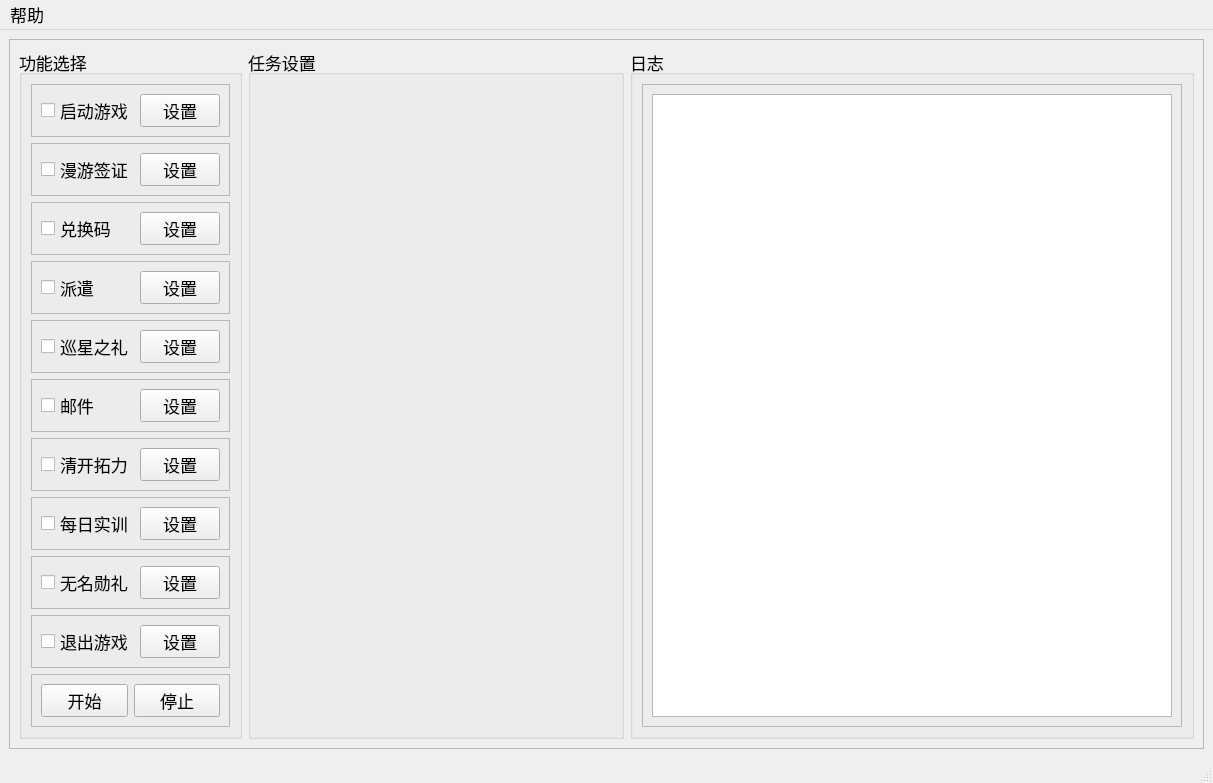
Above: res/ui/main.ui from Shasnow/StarRailAssistant before the change. Below: the same form after it.
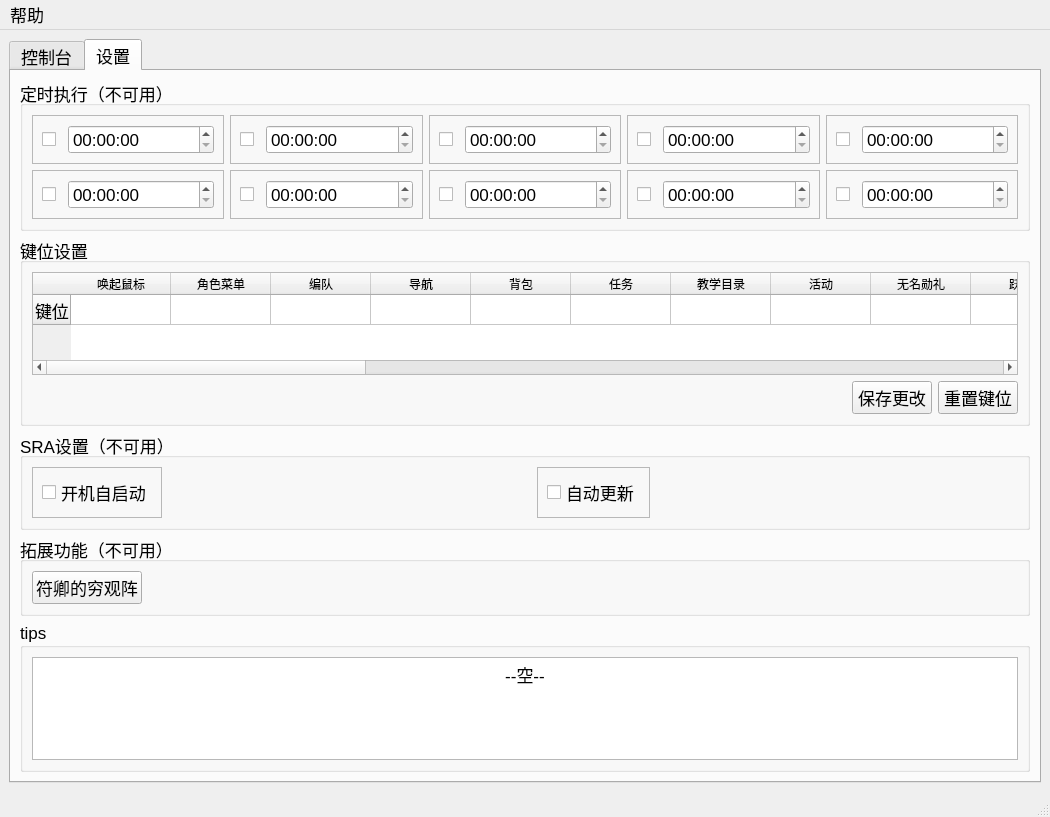
That is the form after the change. The open tabs and pages were chosen to show the change.

Commit message: 更新到v0.6.3 beta

What changed in the file:
```diff
--- a/res/ui/main.ui
+++ b/res/ui/main.ui
@@ -6,8 +6,8 @@
    <rect>
     <x>0</x>
     <y>0</y>
-    <width>1213</width>
-    <height>741</height>
+    <width>1050</width>
+    <height>787</height>
    </rect>
   </property>
   <property name="font">
@@ -21,13 +21,14 @@
   <widget class="QWidget" name="centralwidget">
    <layout class="QGridLayout" name="gridLayout">
     <item row="0" column="0">
-     <widget class="QFrame" name="frame_1">
-      <property name="frameShape">
-       <enum>QFrame::Shape::StyledPanel</enum>
+     <widget class="QTabWidget" name="tabWidget">
+      <property name="currentIndex">
+       <number>0</number>
       </property>
-      <property name="frameShadow">
-       <enum>QFrame::Shadow::Raised</enum>
-      </property>
+      <widget class="QWidget" name="tab">
+       <attribute name="title">
+        <string>控制台</string>
+       </attribute>
       <layout class="QHBoxLayout" name="horizontalLayout_11" stretch="1,2,3">
        <item>
         <widget class="QGroupBox" name="groupBox_1">
@@ -500,6 +501,720 @@
        </item>
       </layout>
      </widget>
+      <widget class="QWidget" name="tab_2">
+       <attribute name="title">
+        <string>设置</string>
+       </attribute>
+       <layout class="QVBoxLayout" name="verticalLayout_5">
+        <item>
+         <widget class="QGroupBox" name="groupBox">
+          <property name="title">
+           <string>定时执行（不可用）</string>
+          </property>
+          <layout class="QVBoxLayout" name="verticalLayout_4">
+           <item>
+            <layout class="QGridLayout" name="gridLayout_2">
+             <item row="2" column="0">
+              <widget class="QFrame" name="frame_timeset1">
+               <property name="frameShape">
+                <enum>QFrame::Shape::StyledPanel</enum>
+               </property>
+               <property name="frameShadow">
+                <enum>QFrame::Shadow::Raised</enum>
+               </property>
+               <layout class="QHBoxLayout" name="horizontalLayout_13" stretch="0,0">
+                <item>
+                 <widget class="QCheckBox" name="checkBox_t1">
+                  <property name="enabled">
+                   <bool>true</bool>
+                  </property>
+                  <property name="minimumSize">
+                   <size>
+                    <width>20</width>
+                    <height>20</height>
+                   </size>
+                  </property>
+                  <property name="maximumSize">
+                   <size>
+                    <width>20</width>
+                    <height>20</height>
+                   </size>
+                  </property>
+                  <property name="text">
+                   <string/>
+                  </property>
+                 </widget>
+                </item>
+                <item>
+                 <widget class="QTimeEdit" name="timeEdit_1"/>
+                </item>
+               </layout>
+              </widget>
+             </item>
+             <item row="3" column="4">
+              <widget class="QFrame" name="frame_timeset10">
+               <property name="frameShape">
+                <enum>QFrame::Shape::StyledPanel</enum>
+               </property>
+               <property name="frameShadow">
+                <enum>QFrame::Shadow::Raised</enum>
+               </property>
+               <layout class="QHBoxLayout" name="horizontalLayout_16">
+                <item>
+                 <widget class="QCheckBox" name="checkBox_t10">
+                  <property name="enabled">
+                   <bool>true</bool>
+                  </property>
+                  <property name="minimumSize">
+                   <size>
+                    <width>20</width>
+                    <height>20</height>
+                   </size>
+                  </property>
+                  <property name="maximumSize">
+                   <size>
+                    <width>20</width>
+                    <height>20</height>
+                   </size>
+                  </property>
+                  <property name="text">
+                   <string/>
+                  </property>
+                 </widget>
+                </item>
+                <item>
+                 <widget class="QTimeEdit" name="timeEdit_10"/>
+                </item>
+               </layout>
+              </widget>
+             </item>
+             <item row="2" column="2">
+              <widget class="QFrame" name="frame_timeset3">
+               <property name="frameShape">
+                <enum>QFrame::Shape::StyledPanel</enum>
+               </property>
+               <property name="frameShadow">
+                <enum>QFrame::Shadow::Raised</enum>
+               </property>
+               <layout class="QHBoxLayout" name="horizontalLayout_14">
+                <item>
+                 <widget class="QCheckBox" name="checkBox_t3">
+                  <property name="enabled">
+                   <bool>true</bool>
+                  </property>
+                  <property name="minimumSize">
+                   <size>
+                    <width>20</width>
+                    <height>20</height>
+                   </size>
+                  </property>
+                  <property name="maximumSize">
+                   <size>
+                    <width>20</width>
+                    <height>20</height>
+                   </size>
+                  </property>
+                  <property name="text">
+                   <string/>
+                  </property>
+                 </widget>
+                </item>
+                <item>
+                 <widget class="QTimeEdit" name="timeEdit_3"/>
+                </item>
+               </layout>
+              </widget>
+             </item>
+             <item row="2" column="1">
+              <widget class="QFrame" name="frame_timeset2">
+               <property name="frameShape">
+                <enum>QFrame::Shape::StyledPanel</enum>
+               </property>
+               <property name="frameShadow">
+                <enum>QFrame::Shadow::Raised</enum>
+               </property>
+               <layout class="QHBoxLayout" name="horizontalLayout_15">
+                <item>
+                 <widget class="QCheckBox" name="checkBox_t2">
+                  <property name="enabled">
+                   <bool>true</bool>
+                  </property>
+                  <property name="minimumSize">
+                   <size>
+                    <width>20</width>
+                    <height>20</height>
+                   </size>
+                  </property>
+                  <property name="maximumSize">
+                   <size>
+                    <width>20</width>
+                    <height>20</height>
+                   </size>
+                  </property>
+                  <property name="text">
+                   <string/>
+                  </property>
+                 </widget>
+                </item>
+                <item>
+                 <widget class="QTimeEdit" name="timeEdit_2"/>
+                </item>
+               </layout>
+              </widget>
+             </item>
+             <item row="3" column="3">
+              <widget class="QFrame" name="frame_timeset9">
+               <property name="frameShape">
+                <enum>QFrame::Shape::StyledPanel</enum>
+               </property>
+               <property name="frameShadow">
+                <enum>QFrame::Shadow::Raised</enum>
+               </property>
+               <layout class="QHBoxLayout" name="horizontalLayout_17">
+                <item>
+                 <widget class="QCheckBox" name="checkBox_t9">
+                  <property name="enabled">
+                   <bool>true</bool>
+                  </property>
+                  <property name="minimumSize">
+                   <size>
+                    <width>20</width>
+                    <height>20</height>
+                   </size>
+                  </property>
+                  <property name="maximumSize">
+                   <size>
+                    <width>20</width>
+                    <height>20</height>
+                   </size>
+                  </property>
+                  <property name="text">
+                   <string/>
+                  </property>
+                 </widget>
+                </item>
+                <item>
+                 <widget class="QTimeEdit" name="timeEdit_9"/>
+                </item>
+               </layout>
+              </widget>
+             </item>
+             <item row="2" column="3">
+              <widget class="QFrame" name="frame_timeset4">
+               <property name="frameShape">
+                <enum>QFrame::Shape::StyledPanel</enum>
+               </property>
+               <property name="frameShadow">
+                <enum>QFrame::Shadow::Raised</enum>
+               </property>
+               <layout class="QHBoxLayout" name="horizontalLayout_18">
+                <item>
+                 <widget class="QCheckBox" name="checkBox_t4">
+                  <property name="enabled">
+                   <bool>true</bool>
+                  </property>
+                  <property name="minimumSize">
+                   <size>
+                    <width>20</width>
+                    <height>20</height>
+                   </size>
+                  </property>
+                  <property name="maximumSize">
+                   <size>
+                    <width>20</width>
+                    <height>20</height>
+                   </size>
+                  </property>
+                  <property name="text">
+                   <string/>
+                  </property>
+                 </widget>
+                </item>
+                <item>
+                 <widget class="QTimeEdit" name="timeEdit_4"/>
+                </item>
+               </layout>
+              </widget>
+             </item>
+             <item row="3" column="0">
+              <widget class="QFrame" name="frame_timeset6">
+               <property name="frameShape">
+                <enum>QFrame::Shape::StyledPanel</enum>
+               </property>
+               <property name="frameShadow">
+                <enum>QFrame::Shadow::Raised</enum>
+               </property>
+               <layout class="QHBoxLayout" name="horizontalLayout_19">
+                <item>
+                 <widget class="QCheckBox" name="checkBox_t6">
+                  <property name="enabled">
+                   <bool>true</bool>
+                  </property>
+                  <property name="minimumSize">
+                   <size>
+                    <width>20</width>
+                    <height>20</height>
+                   </size>
+                  </property>
+                  <property name="maximumSize">
+                   <size>
+                    <width>20</width>
+                    <height>20</height>
+                   </size>
+                  </property>
+                  <property name="text">
+                   <string/>
+                  </property>
+                 </widget>
+                </item>
+                <item>
+                 <widget class="QTimeEdit" name="timeEdit_6"/>
+                </item>
+               </layout>
+              </widget>
+             </item>
+             <item row="2" column="4">
+              <widget class="QFrame" name="frame_timeset5">
+               <property name="frameShape">
+                <enum>QFrame::Shape::StyledPanel</enum>
+               </property>
+               <property name="frameShadow">
+                <enum>QFrame::Shadow::Raised</enum>
+               </property>
+               <layout class="QHBoxLayout" name="horizontalLayout_20">
+                <item>
+                 <widget class="QCheckBox" name="checkBox_t5">
+                  <property name="enabled">
+                   <bool>true</bool>
+                  </property>
+                  <property name="minimumSize">
+                   <size>
+                    <width>20</width>
+                    <height>20</height>
+                   </size>
+                  </property>
+                  <property name="maximumSize">
+                   <size>
+                    <width>20</width>
+                    <height>20</height>
+                   </size>
+                  </property>
+                  <property name="text">
+                   <string/>
+                  </property>
+                 </widget>
+                </item>
+                <item>
+                 <widget class="QTimeEdit" name="timeEdit_5"/>
+                </item>
+               </layout>
+              </widget>
+             </item>
+             <item row="3" column="2">
+              <widget class="QFrame" name="frame_timeset8">
+               <property name="frameShape">
+                <enum>QFrame::Shape::StyledPanel</enum>
+               </property>
+               <property name="frameShadow">
+                <enum>QFrame::Shadow::Raised</enum>
+               </property>
+               <layout class="QHBoxLayout" name="horizontalLayout_21">
+                <item>
+                 <widget class="QCheckBox" name="checkBox_t8">
+                  <property name="enabled">
+                   <bool>true</bool>
+                  </property>
+                  <property name="minimumSize">
+                   <size>
+                    <width>20</width>
+                    <height>20</height>
+                   </size>
+                  </property>
+                  <property name="maximumSize">
+                   <size>
+                    <width>20</width>
+                    <height>20</height>
+                   </size>
+                  </property>
+                  <property name="text">
+                   <string/>
+                  </property>
+                 </widget>
+                </item>
+                <item>
+                 <widget class="QTimeEdit" name="timeEdit_7"/>
+                </item>
+               </layout>
+              </widget>
+             </item>
+             <item row="3" column="1">
+              <widget class="QFrame" name="frame_timeset7">
+               <property name="frameShape">
+                <enum>QFrame::Shape::StyledPanel</enum>
+               </property>
+               <property name="frameShadow">
+                <enum>QFrame::Shadow::Raised</enum>
+               </property>
+               <layout class="QHBoxLayout" name="horizontalLayout_22">
+                <item>
+                 <widget class="QCheckBox" name="checkBox_t7">
+                  <property name="enabled">
+                   <bool>true</bool>
+                  </property>
+                  <property name="minimumSize">
+                   <size>
+                    <width>20</width>
+                    <height>20</height>
+                   </size>
+                  </property>
+                  <property name="maximumSize">
+                   <size>
+                    <width>20</width>
+                    <height>20</height>
+                   </size>
+                  </property>
+                  <property name="text">
+                   <string/>
+                  </property>
+                 </widget>
+                </item>
+                <item>
+                 <widget class="QTimeEdit" name="timeEdit_8"/>
+                </item>
+               </layout>
+              </widget>
+             </item>
+            </layout>
+           </item>
+          </layout>
+         </widget>
+        </item>
+        <item>
+         <widget class="QGroupBox" name="groupBox_6">
+          <property name="title">
+           <string>键位设置</string>
+          </property>
+          <layout class="QGridLayout" name="gridLayout_6">
+           <item row="1" column="2">
+            <widget class="QPushButton" name="pushButton_resetkey">
+             <property name="text">
+              <string>重置键位</string>
+             </property>
+            </widget>
+           </item>
+           <item row="1" column="0">
+            <spacer name="horizontalSpacer_4">
+             <property name="orientation">
+              <enum>Qt::Orientation::Horizontal</enum>
+             </property>
+             <property name="sizeHint" stdset="0">
+              <size>
+               <width>793</width>
+               <height>20</height>
+              </size>
+             </property>
+            </spacer>
+           </item>
+           <item row="0" column="0" colspan="3">
+            <widget class="QTableWidget" name="tableWidget">
+             <row>
+              <property name="text">
+               <string>键位</string>
+              </property>
+             </row>
+             <column>
+              <property name="text">
+               <string>唤起鼠标</string>
+              </property>
+             </column>
+             <column>
+              <property name="text">
+               <string>角色菜单</string>
+              </property>
+             </column>
+             <column>
+              <property name="text">
+               <string>编队</string>
+              </property>
+             </column>
+             <column>
+              <property name="text">
+               <string>导航</string>
+              </property>
+             </column>
+             <column>
+              <property name="text">
+               <string>背包</string>
+              </property>
+             </column>
+             <column>
+              <property name="text">
+               <string>任务</string>
+              </property>
+             </column>
+             <column>
+              <property name="text">
+               <string>教学目录</string>
+              </property>
+             </column>
+             <column>
+              <property name="text">
+               <string>活动</string>
+              </property>
+             </column>
+             <column>
+              <property name="text">
+               <string>无名勋礼</string>
+              </property>
+             </column>
+             <column>
+              <property name="text">
+               <string>跃迁</string>
+              </property>
+             </column>
+             <column>
+              <property name="text">
+               <string>星际和平指南</string>
+              </property>
+             </column>
+             <column>
+              <property name="text">
+               <string>商店</string>
+              </property>
+             </column>
+             <column>
+              <property name="text">
+               <string>新手提示</string>
+              </property>
+             </column>
+             <column>
+              <property name="text">
+               <string>交互</string>
+              </property>
+             </column>
+             <column>
+              <property name="text">
+               <string>短信通知</string>
+              </property>
+             </column>
+             <column>
+              <property name="text">
+               <string>追踪任务</string>
+              </property>
+             </column>
+             <column>
+              <property name="text">
+               <string>聊天对话</string>
+              </property>
+             </column>
+             <column>
+              <property name="text">
+               <string>秘技</string>
+              </property>
+             </column>
+             <column>
+              <property name="text">
+               <string>迷宫玩法重置</string>
+              </property>
+             </column>
+             <column>
+              <property name="text">
+               <string>任务道具</string>
+              </property>
+             </column>
+             <column>
+              <property name="text">
+               <string>切换角色1</string>
+              </property>
+             </column>
+             <column>
+              <property name="text">
+               <string>切换角色2</string>
+              </property>
+             </column>
+             <column>
+              <property name="text">
+               <string>切换角色3</string>
+              </property>
+             </column>
+             <column>
+              <property name="text">
+               <string>切换角色4</string>
+              </property>
+             </column>
+             <column>
+              <property name="text">
+               <string>角色移动-前</string>
+              </property>
+             </column>
+             <column>
+              <property name="text">
+               <string>角色移动-后</string>
+              </property>
+             </column>
+             <column>
+              <property name="text">
+               <string>角色移动-右</string>
+              </property>
+             </column>
+             <item row="0" column="22">
+              <property name="text">
+               <string/>
+              </property>
+             </item>
+            </widget>
+           </item>
+           <item row="1" column="1">
+            <widget class="QPushButton" name="pushButton">
+             <property name="text">
+              <string>保存更改</string>
+             </property>
+            </widget>
+           </item>
+          </layout>
+         </widget>
+        </item>
+        <item>
+         <widget class="QGroupBox" name="groupBox_7">
+          <property name="title">
+           <string>SRA设置（不可用）</string>
+          </property>
+          <layout class="QGridLayout" name="gridLayout_3">
+           <item row="0" column="0">
+            <widget class="QFrame" name="frame_routine_3">
+             <property name="frameShape">
+              <enum>QFrame::Shape::StyledPanel</enum>
+             </property>
+             <property name="frameShadow">
+              <enum>QFrame::Shadow::Raised</enum>
+             </property>
+             <layout class="QHBoxLayout" name="horizontalLayout_24">
+              <item>
+               <widget class="QCheckBox" name="checkBox_ifselfstart">
+                <property name="text">
+                 <string>开机自启动</string>
+                </property>
+               </widget>
+              </item>
+             </layout>
+            </widget>
+           </item>
+           <item row="0" column="1">
+            <spacer name="horizontalSpacer">
+             <property name="orientation">
+              <enum>Qt::Orientation::Horizontal</enum>
+             </property>
+             <property name="sizeHint" stdset="0">
+              <size>
+               <width>40</width>
+               <height>20</height>
+              </size>
+             </property>
+            </spacer>
+           </item>
+           <item row="0" column="2">
+            <widget class="QFrame" name="frame_routine_4">
+             <property name="frameShape">
+              <enum>QFrame::Shape::StyledPanel</enum>
+             </property>
+             <property name="frameShadow">
+              <enum>QFrame::Shadow::Raised</enum>
+             </property>
+             <layout class="QHBoxLayout" name="horizontalLayout_25">
+              <item>
+               <widget class="QCheckBox" name="checkBox_ifautoupdate">
+                <property name="text">
+                 <string>自动更新</string>
+                </property>
+               </widget>
+              </item>
+             </layout>
+            </widget>
+           </item>
+           <item row="0" column="3">
+            <spacer name="horizontalSpacer_2">
+             <property name="orientation">
+              <enum>Qt::Orientation::Horizontal</enum>
+             </property>
+             <property name="sizeHint" stdset="0">
+              <size>
+               <width>304</width>
+               <height>20</height>
+              </size>
+             </property>
+            </spacer>
+           </item>
+          </layout>
+         </widget>
+        </item>
+        <item>
+         <widget class="QGroupBox" name="groupBox_4">
+          <property name="title">
+           <string>拓展功能（不可用）</string>
+          </property>
+          <layout class="QGridLayout" name="gridLayout_4">
+           <item row="0" column="0">
+            <widget class="QPushButton" name="pushButton_add_app_1">
+             <property name="text">
+              <string>符卿的穷观阵</string>
+             </property>
+            </widget>
+           </item>
+           <item row="0" column="1">
+            <spacer name="horizontalSpacer_3">
+             <property name="orientation">
+              <enum>Qt::Orientation::Horizontal</enum>
+             </property>
+             <property name="sizeHint" stdset="0">
+              <size>
+               <width>759</width>
+               <height>20</height>
+              </size>
+             </property>
+            </spacer>
+           </item>
+          </layout>
+         </widget>
+        </item>
+        <item>
+         <widget class="QGroupBox" name="groupBox_5">
+          <property name="title">
+           <string>tips</string>
+          </property>
+          <layout class="QGridLayout" name="gridLayout_5">
+           <item row="0" column="0">
+            <widget class="QTextBrowser" name="textBrowser_tips">
+             <property name="html">
+              <string>&lt;!DOCTYPE HTML PUBLIC &quot;-//W3C//DTD HTML 4.0//EN&quot; &quot;http://www.w3.org/TR/REC-html40/strict.dtd&quot;&gt;
+&lt;html&gt;&lt;head&gt;&lt;meta name=&quot;qrichtext&quot; content=&quot;1&quot; /&gt;&lt;meta charset=&quot;utf-8&quot; /&gt;&lt;style type=&quot;text/css&quot;&gt;
+p, li { white-space: pre-wrap; }
+hr { height: 1px; border-width: 0; }
+li.unchecked::marker { content: &quot;\2610&quot;; }
+li.checked::marker { content: &quot;\2612&quot;; }
+&lt;/style&gt;&lt;/head&gt;&lt;body style=&quot; font-family:'Microsoft YaHei UI'; font-size:13pt; font-weight:400; font-style:normal;&quot;&gt;
+&lt;p align=&quot;center&quot; style=&quot; margin-top:0px; margin-bottom:0px; margin-left:0px; margin-right:0px; -qt-block-indent:0; text-indent:0px;&quot;&gt;--空--&lt;/p&gt;&lt;/body&gt;&lt;/html&gt;</string>
+             </property>
+            </widget>
+           </item>
+          </layout>
+         </widget>
+        </item>
+        <item>
+         <spacer name="verticalSpacer_2">
+          <property name="orientation">
+           <enum>Qt::Orientation::Vertical</enum>
+          </property>
+          <property name="sizeHint" stdset="0">
+           <size>
+            <width>20</width>
+            <height>3</height>
+           </size>
+          </property>
+         </spacer>
+        </item>
+       </layout>
+      </widget>
+     </widget>
     </item>
    </layout>
   </widget>
@@ -508,7 +1223,7 @@
     <rect>
      <x>0</x>
      <y>0</y>
-     <width>1213</width>
+     <width>1050</width>
      <height>33</height>
     </rect>
    </property>
```
Lines whose indentation alone changed are shown as unchanged. The commit also changes 21 other files.
